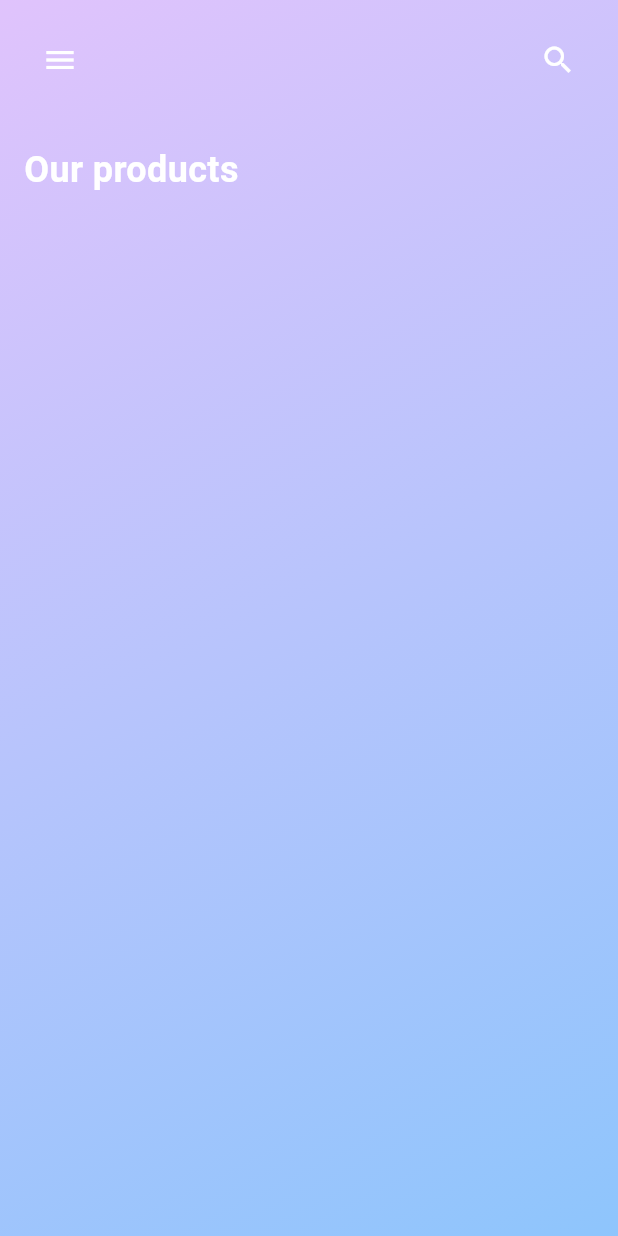
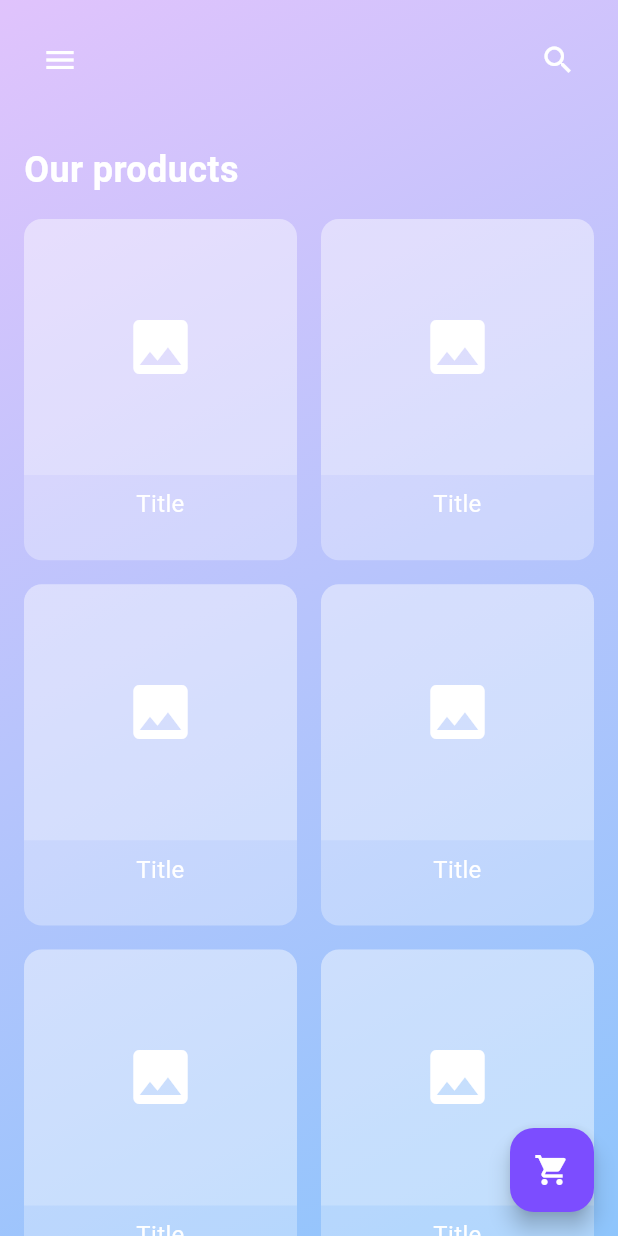
Before and after one commit to Eizen94/uts_2023130033, a Flutter app: the HomeScreen screen opened directly, on a phone screen of 412 x 824 dp. Run offline on Flutter 3.47's test engine with Material 3 defaults, Android fonts, the phone set to English and light mode, and no system bars.

Commit message:
Project untuk UTS PPB - Nikolaus Franz - 2023130033

```diff
--- a/lib/home_screen.dart
+++ b/lib/home_screen.dart
@@ -15,7 +15,8 @@ class HomeScreen extends StatelessWidget {
           ),
         ),
         child: SafeArea(
-              child: Column(children: [
+          child: Column(
+            children: [
               //App Bar
               Padding(
                 padding: const EdgeInsets.all(16.0),
@@ -48,7 +49,75 @@ class HomeScreen extends StatelessWidget {
                   ),
                 ),
               ),
-              ]),
-            )));
+              Expanded(
+                child: Padding(
+                  padding: const EdgeInsets.symmetric(horizontal: 16.0),
+                  child: GridView.builder(
+                    gridDelegate:
+                        const SliverGridDelegateWithFixedCrossAxisCount(
+                      crossAxisCount: 2,
+                      crossAxisSpacing: 16,
+                      mainAxisSpacing: 16,
+                      childAspectRatio: 0.8,
+                    ),
+                    itemCount: 6,
+                    itemBuilder: (context, index) {
+                      return Container(
+                        decoration: BoxDecoration(
+                          color: Colors.white.withOpacity(0.3),
+                          borderRadius: BorderRadius.circular(12),
+                        ),
+                        child: Column(
+                          crossAxisAlignment: CrossAxisAlignment.stretch,
+                          children: [
+                            Expanded(
+                              flex: 3,
+                              child: Container(
+                                decoration: BoxDecoration(
+                                  color: Colors.white.withOpacity(0.2),
+                                  borderRadius: const BorderRadius.vertical(
+                                    top: Radius.circular(12),
+                                  ),
+                                ),
+                                child: const Center(
+                                  child: Icon(
+                                    Icons.image,
+                                    size: 48,
+                                    color: Colors.white,
+                                  ),
+                                ),
+                              ),
+                            ),
+                            Expanded(
+                              flex: 1,
+                              child: Container(
+                                padding: const EdgeInsets.all(8),
+                                child: const Text(
+                                  'Title',
+                                  style: TextStyle(
+                                    color: Colors.white,
+                                    fontSize: 16,
+                                  ),
+                                  textAlign: TextAlign.center,
+                                ),
+                              ),
+                            ),
+                          ],
+                        ),
+                      );
+                    },
+                  ),
+                ),
+              ),
+            ],
+          ),
+        ),
+      ),
+      floatingActionButton: FloatingActionButton(
+        onPressed: () {},
+        backgroundColor: const Color(0xFF7C4DFF),
+        child: const Icon(Icons.shopping_cart, color: Colors.white),
+      ),
+    );
   }
 }
```
Lines whose indentation alone changed are shown as unchanged.
